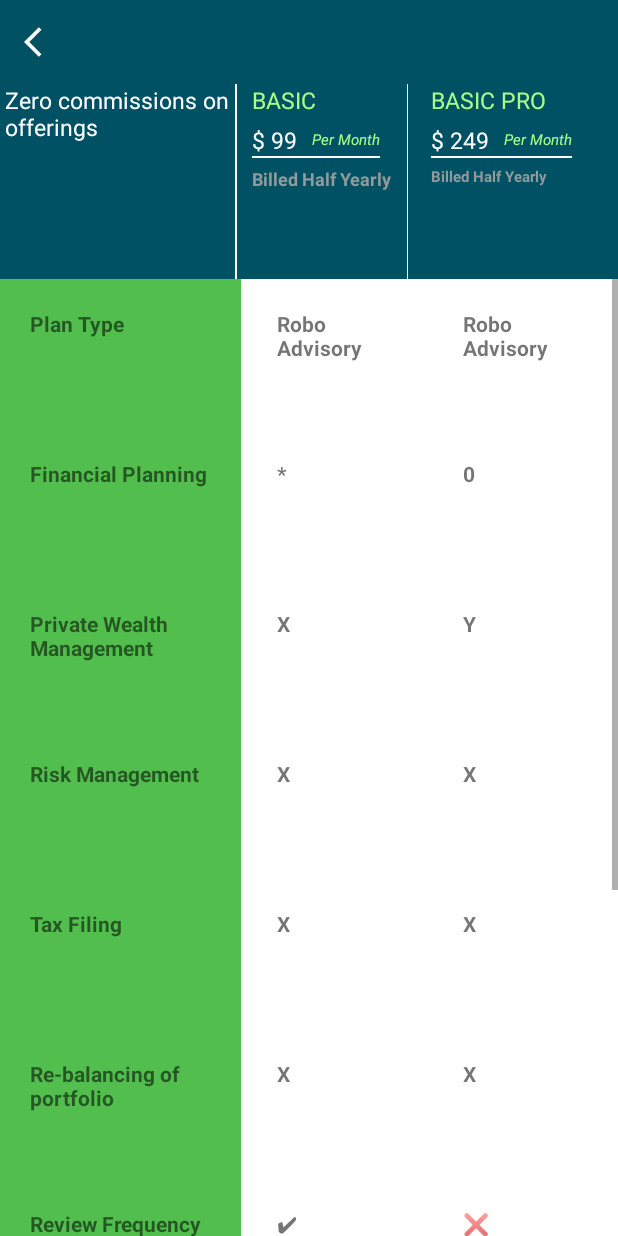
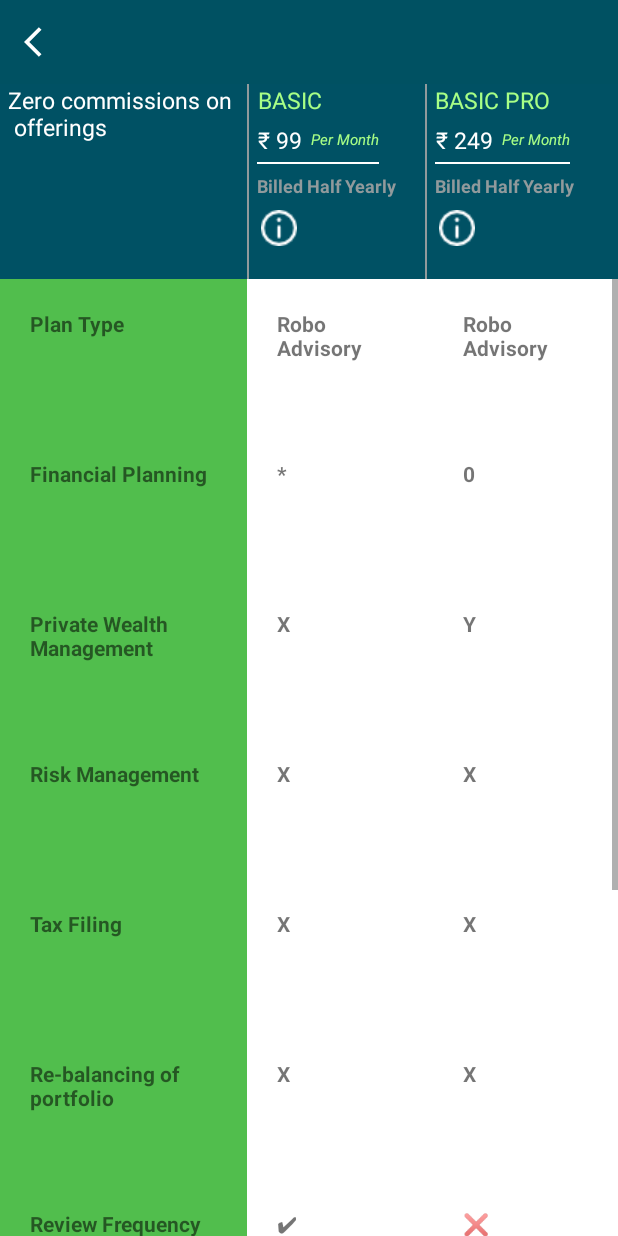
Before and after one commit to NarayanFH/Layouts, an Android app: the PlanComparisonPages screen opened directly, with no data from a screen before it, on a phone screen of 412 x 824 dp. Run offline under Robolectric (Android 15) with nearby library versions, the light colour scheme and no system bars; 3 statements that could not run were skipped.

Commit message:
Made comparison page layout dynamic

```diff
--- a/app/src/main/res/layout/activity_plan_comparison_pages.xml
+++ b/app/src/main/res/layout/activity_plan_comparison_pages.xml
@@ -29,52 +29,55 @@
         android:id="@+id/tvCol1"
         android:layout_width="0dp"
         android:layout_height="wrap_content"
-        android:layout_marginStart="3dp"
-        android:text="Zero commissions on \nofferings"
+        android:paddingStart="5dp"
+        android:text="Zero commissions on\n offerings"
         android:textColor="@color/white"
         android:textSize="15sp"
         app:layout_constraintStart_toStartOf="parent"
-        app:layout_constraintTop_toTopOf="@id/imvUpperBackground" />
+        app:layout_constraintTop_toTopOf="@id/imvUpperBackground"
+        app:layout_constraintWidth_percent="0.40" />
 
     <View
         android:id="@+id/viewAfterZeroCommissionText"
         android:layout_width="1dp"
         android:layout_height="0dp"
-        android:background="@color/white"
+        android:background="@color/green_grey"
         app:layout_constraintBottom_toBottomOf="@id/imvUpperBackground"
         app:layout_constraintStart_toEndOf="@id/tvCol1"
-        app:layout_constraintTop_toBottomOf="@id/toolbar" />
+        app:layout_constraintTop_toBottomOf="@id/toolbar"
+        app:layout_constraintWidth_percent="0.01" />
 
     <TextView
         android:id="@+id/tvPlanName1Comp"
         android:layout_width="0dp"
         android:layout_height="wrap_content"
-        android:layout_marginStart="10dp"
+        android:paddingStart="6dp"
         android:text="BASIC"
         android:textColor="@color/l_green"
         android:textSize="15sp"
         app:layout_constraintStart_toEndOf="@id/viewAfterZeroCommissionText"
-        app:layout_constraintTop_toTopOf="@id/imvUpperBackground" />
+        app:layout_constraintTop_toTopOf="@id/imvUpperBackground"
+        app:layout_constraintWidth_percent="0.285" />
 
     <TextView
         android:id="@+id/tvPlanPrice1Comp"
         android:layout_width="0dp"
         android:layout_height="wrap_content"
-        android:layout_marginStart="10dp"
         android:layout_marginTop="5dp"
-        android:text="$ 99"
+        android:paddingStart="6dp"
+        android:text="₹ 99"
         android:textColor="@color/white"
         android:textSize="15sp"
-        app:layout_constraintStart_toEndOf="@id/viewAfterZeroCommissionText"
+        app:layout_constraintStart_toStartOf="@id/tvPlanName1Comp"
         app:layout_constraintTop_toBottomOf="@id/tvPlanName1Comp" />
 
     <TextView
         android:id="@+id/tvPriceComp1Duration"
         android:layout_width="0dp"
         android:layout_height="wrap_content"
-        android:layout_marginStart="10dp"
         android:layout_marginTop="4dp"
         android:layout_marginBottom="5dp"
+        android:paddingStart="6dp"
         android:text="Per Month"
         android:textColor="@color/l_green"
         android:textSize="10sp"
@@ -87,6 +90,8 @@
         android:id="@+id/viewBelowPriceComp1"
         android:layout_width="0dp"
         android:layout_height="1dp"
+        android:layout_marginStart="5dp"
+        android:layout_marginTop="4dp"
         android:background="@color/white"
         app:layout_constraintEnd_toEndOf="@id/tvPriceComp1Duration"
         app:layout_constraintStart_toStartOf="@id/tvPlanPrice1Comp"
@@ -96,7 +101,8 @@
         android:id="@+id/tvBilledDurationComp1"
         android:layout_width="0dp"
         android:layout_height="wrap_content"
-        android:layout_marginTop="5dp"
+        android:layout_marginTop="6dp"
+        android:paddingStart="5dp"
         android:text="Billed Half Yearly"
         android:textColor="@color/green_grey"
         android:textSize="12sp"
@@ -104,36 +110,46 @@
         app:layout_constraintStart_toStartOf="@+id/tvPlanPrice1Comp"
         app:layout_constraintTop_toBottomOf="@+id/viewBelowPriceComp1" />
 
+    <ImageView
+        android:id="@+id/imvBilledDurInfo"
+        android:layout_width="wrap_content"
+        android:layout_height="wrap_content"
+        android:layout_margin="8dp"
+        android:background="@drawable/information"
+        android:backgroundTint="@color/white"
+        android:padding="5dp"
+        app:layout_constraintStart_toStartOf="@id/tvPlanName1Comp"
+        app:layout_constraintTop_toBottomOf="@+id/tvBilledDurationComp1" />
+
     <View
         android:id="@+id/viewComp1Text"
-        android:layout_width="0.8dp"
-
+        android:layout_width="1dp"
         android:layout_height="0dp"
-        android:layout_marginStart="18dp"
-        android:background="@color/white"
+        android:background="@color/green_grey"
         app:layout_constraintBottom_toBottomOf="@id/imvUpperBackground"
-        app:layout_constraintStart_toEndOf="@id/viewBelowPriceComp1"
-        app:layout_constraintTop_toBottomOf="@id/toolbar" />
+        app:layout_constraintStart_toEndOf="@id/tvPlanName1Comp"
+        app:layout_constraintTop_toBottomOf="@id/toolbar"
+        app:layout_constraintWidth_percent="0.01" />
 
     <TextView
         android:id="@+id/tvPlanName2Comp"
         android:layout_width="0dp"
         android:layout_height="wrap_content"
-        android:layout_marginStart="15dp"
+        android:paddingStart="5dp"
         android:text="BASIC PRO"
         android:textColor="@color/l_green"
         android:textSize="15sp"
-        app:layout_constraintEnd_toEndOf="parent"
         app:layout_constraintStart_toEndOf="@id/viewComp1Text"
-        app:layout_constraintTop_toTopOf="@id/imvUpperBackground" />
+        app:layout_constraintTop_toTopOf="@id/imvUpperBackground"
+        app:layout_constraintWidth_percent="0.285" />
 
     <TextView
         android:id="@+id/tvPlanPrice2Comp"
         android:layout_width="0dp"
-
         android:layout_height="wrap_content"
         android:layout_marginTop="5dp"
-        android:text="$ 249"
+        android:paddingStart="6dp"
+        android:text="₹ 249"
         android:textColor="@color/white"
         android:textSize="15sp"
         app:layout_constraintStart_toStartOf="@+id/tvPlanName2Comp"
@@ -143,9 +159,9 @@
         android:id="@+id/tvPriceComp2Duration"
         android:layout_width="0dp"
         android:layout_height="wrap_content"
-        android:layout_marginStart="10dp"
         android:layout_marginTop="4dp"
         android:layout_marginBottom="5dp"
+        android:paddingStart="6dp"
         android:text="Per Month"
         android:textColor="@color/l_green"
         android:textSize="10sp"
@@ -158,23 +174,36 @@
         android:id="@+id/viewBelowPriceComp2"
         android:layout_width="0dp"
         android:layout_height="1dp"
+        android:layout_marginStart="5dp"
+        android:layout_marginTop="4dp"
         android:background="@color/white"
         app:layout_constraintEnd_toEndOf="@id/tvPriceComp2Duration"
-        app:layout_constraintStart_toStartOf="@id/tvPlanPrice2Comp"
+        app:layout_constraintStart_toStartOf="@id/tvPlanName2Comp"
         app:layout_constraintTop_toBottomOf="@id/tvPlanPrice2Comp" />
 
     <TextView
         android:id="@+id/tvBilledDurationComp2"
         android:layout_width="0dp"
         android:layout_height="wrap_content"
-        android:layout_marginTop="5dp"
+        android:layout_marginTop="6dp"
+        android:paddingStart="5dp"
         android:text="Billed Half Yearly"
         android:textColor="@color/green_grey"
-        android:textSize="10sp"
+        android:textSize="12sp"
         android:textStyle="bold"
-        app:layout_constraintEnd_toEndOf="parent"
         app:layout_constraintStart_toStartOf="@+id/tvPlanPrice2Comp"
         app:layout_constraintTop_toBottomOf="@+id/viewBelowPriceComp2" />
+
+    <ImageView
+        android:id="@+id/imvBilledDurInfo2"
+        android:layout_width="wrap_content"
+        android:layout_height="wrap_content"
+        android:layout_margin="8dp"
+        android:background="@drawable/information"
+        android:backgroundTint="@color/white"
+        android:padding="5dp"
+        app:layout_constraintStart_toStartOf="@id/tvPlanName2Comp"
+        app:layout_constraintTop_toBottomOf="@+id/tvBilledDurationComp2" />
 
 
     <ImageView
@@ -242,7 +271,7 @@
                 app:layout_constraintEnd_toEndOf="parent"
                 app:layout_constraintStart_toEndOf="@id/tvPlanTypeCompVal1"
                 app:layout_constraintTop_toTopOf="parent"
-                app:layout_constraintWidth_percent="0.3" />
+                app:layout_constraintWidth_percent="0.30" />
 
             <!--    2nd row val-->
 
```
